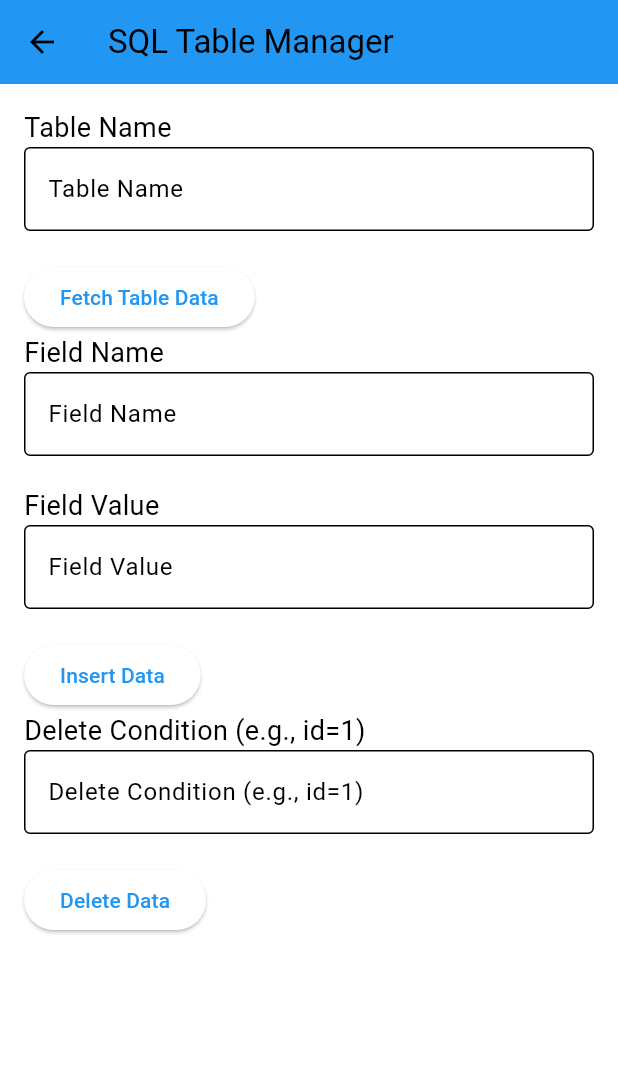
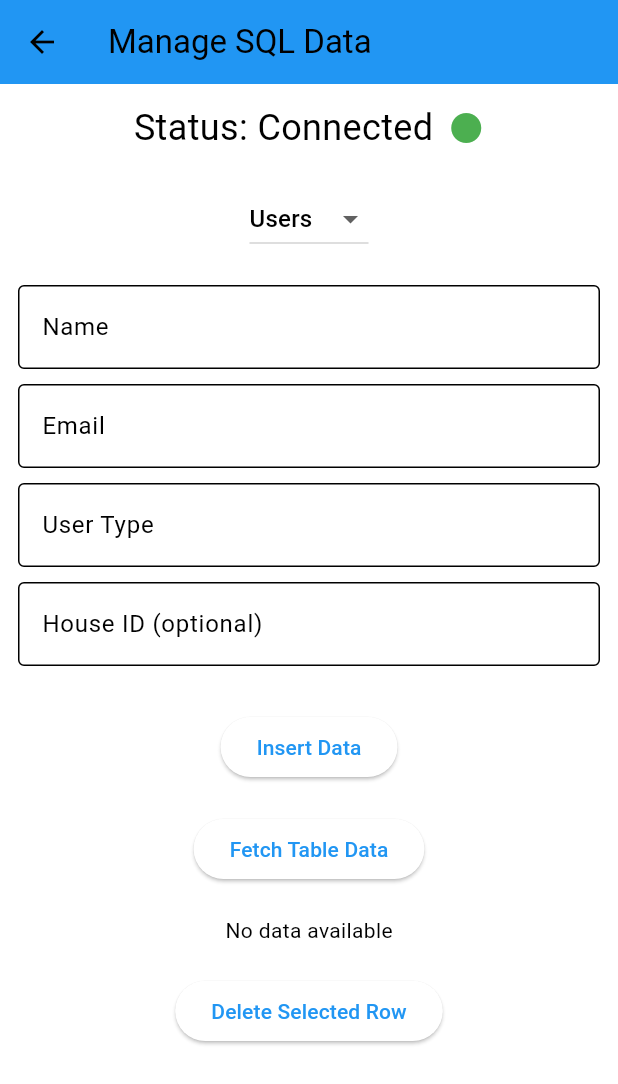
Before and after one commit to emoody0/indoor-locator, a Flutter app: the ManageSQLPage screen opened directly, on a phone screen of 412 x 824 dp. Shown: the top 1084 px of the screen. Run offline on Flutter 3.47's test engine with Material 3 defaults, Android fonts, the phone set to English and light mode, and no system bars; our stand-ins replace sqflite, sqflite_common_ffi; missing offline and left inert: mysql1; accounts and stored records are empty.

Commit message:
Getting rid of MQTT
Updated the database functionality further. About to integrate into current settings.

```diff
--- a/lib/server/database.dart
+++ b/lib/server/database.dart
@@ -5,6 +5,10 @@ import 'package:path/path.dart';
 
 // Import sqflite_common_ffi for non-mobile platforms
 import 'package:sqflite_common_ffi/sqflite_ffi.dart';
+
+
+// I don't think this file is being used AT ALL
+// Imma keep it for now though cause everything works :3
 
 class HomeAssistantDatabase {
   static final HomeAssistantDatabase _instance = HomeAssistantDatabase._internal();
--- a/lib/server/database_service.dart
+++ b/lib/server/database_service.dart
@@ -37,14 +37,11 @@ class DatabaseService {
     }
   }
 
-  /// Insert data into a table (Auto-generate UUID for 'id')
 static Future<void> insertData(String tableName, Map<String, dynamic> data) async {
   final conn = await MySqlConnection.connect(settings);
   try {
-      // Ensure 'id' is generated as a UUID
-      if (!data.containsKey('id')) {
-        data['id'] = await _generateUUID(conn);
-      }
+    // Remove 'id' from the insert data if it exists (handled by AUTO_INCREMENT)
+    data.remove('id');
 
     var fields = data.keys.join(', ');
     var placeholders = data.keys.map((_) => '?').join(', ');
@@ -59,6 +56,8 @@ class DatabaseService {
     await conn.close();
   }
 }
+
+
 
   /// Delete data from a table based on condition
   static Future<void> deleteData(String tableName, String condition) async {
--- a/lib/server/manage_sql_page.dart
+++ b/lib/server/manage_sql_page.dart
@@ -9,32 +9,60 @@ class ManageSQLPage extends StatefulWidget {
 }
 
 class _ManageSQLPageState extends State<ManageSQLPage> {
-  final TextEditingController _tableNameController = TextEditingController();
-  final TextEditingController _fieldNameController = TextEditingController();
-  final TextEditingController _fieldValueController = TextEditingController();
-  final TextEditingController _deleteConditionController = TextEditingController();
+  final TextEditingController _nameController = TextEditingController();
+  final TextEditingController _emailController = TextEditingController();
+  final TextEditingController _userTypeController = TextEditingController();
+  final TextEditingController _houseIdController = TextEditingController();
+  final TextEditingController _houseNameController = TextEditingController();
 
   List<Map<String, dynamic>> _tableData = [];
   bool _isLoading = false;
+  String _status = 'Disconnected';
+  bool _isConnected = false;
+  String _selectedTable = 'Users'; // Default table selection
+  String? _selectedDeleteId;
 
-  /// Fetch and update table data
+  @override
+  void initState() {
+    super.initState();
+    _checkDatabaseConnection();
+  }
+
+  /// Check database connection status
+  Future<void> _checkDatabaseConnection() async {
+    try {
+      await DatabaseService.testConnection();
+      setState(() {
+        _status = 'Connected';
+        _isConnected = true;
+      });
+    } catch (e) {
+      setState(() {
+        _status = 'Disconnected';
+        _isConnected = false;
+      });
+    }
+  }
+
 Future<void> _fetchTableData() async {
   setState(() {
     _isLoading = true;
     _tableData = [];
+    _selectedDeleteId = null;
   });
 
-    final tableName = _tableNameController.text.trim();
-    if (tableName.isEmpty) {
-      ScaffoldMessenger.of(context).showSnackBar(
-        const SnackBar(content: Text('Please enter a table name')),
-      );
-      setState(() => _isLoading = false);
-      return;
+  try {
+    final data = await DatabaseService.fetchData(_selectedTable);
+
+    // Convert house_id null values to display correctly
+    if (_selectedTable == 'Users') {
+      for (var user in data) {
+        if (user['house_id'] == null) {
+          user['house_id'] = 'No House';
+        }
+      }
     }
 
-    try {
-      final data = await DatabaseService.fetchData(tableName);
     setState(() {
       _tableData = data;
     });
@@ -45,21 +73,28 @@ class _ManageSQLPageState extends State<ManageSQLPage> {
   }
 }
 
-  /// Insert data into the specified table
-  Future<void> _insertTableData() async {
-    final tableName = _tableNameController.text.trim();
-    final fieldName = _fieldNameController.text.trim();
-    final fieldValue = _fieldValueController.text.trim();
 
-    if (tableName.isEmpty || fieldName.isEmpty || fieldValue.isEmpty) {
-      ScaffoldMessenger.of(context).showSnackBar(
-        const SnackBar(content: Text('Please fill in all fields')),
-      );
-      return;
+  /// Insert data into Users or Houses table
+  Future<void> _insertData() async {
+    Map<String, dynamic> data = {};
+
+    if (_selectedTable == 'Users') {
+      data = {
+        'name': _nameController.text.trim(),
+        'email': _emailController.text.trim(),
+        'userType': _userTypeController.text.trim(),
+        'house_id': _houseIdController.text.trim().isNotEmpty
+            ? int.parse(_houseIdController.text.trim())
+            : null,
+      };
+    } else if (_selectedTable == 'Houses') {
+      data = {
+        'name': _houseNameController.text.trim(),
+      };
     }
 
     try {
-      await DatabaseService.insertData(tableName, {fieldName: fieldValue});
+      await DatabaseService.insertData(_selectedTable, data);
       ScaffoldMessenger.of(context).showSnackBar(
         const SnackBar(content: Text('Data inserted successfully')),
       );
@@ -71,20 +106,17 @@ class _ManageSQLPageState extends State<ManageSQLPage> {
     }
   }
 
-  /// Delete data from the specified table
-  Future<void> _deleteTableData() async {
-    final tableName = _tableNameController.text.trim();
-    final deleteCondition = _deleteConditionController.text.trim();
-
-    if (tableName.isEmpty || deleteCondition.isEmpty) {
+  /// Delete selected row
+  Future<void> _deleteSelectedRow() async {
+    if (_selectedDeleteId == null) {
       ScaffoldMessenger.of(context).showSnackBar(
-        const SnackBar(content: Text('Please fill in the table name and condition')),
+        const SnackBar(content: Text('Please select a row to delete')),
       );
       return;
     }
 
     try {
-      await DatabaseService.deleteData(tableName, deleteCondition);
+      await DatabaseService.deleteData(_selectedTable, "id='$_selectedDeleteId'");
       ScaffoldMessenger.of(context).showSnackBar(
         const SnackBar(content: Text('Data deleted successfully')),
       );
@@ -100,62 +132,140 @@ class _ManageSQLPageState extends State<ManageSQLPage> {
   Widget build(BuildContext context) {
     return Scaffold(
       appBar: AppBar(
-        title: const Text('SQL Table Manager'),
+        title: const Text('Manage SQL Data'),
         backgroundColor: Colors.blue,
       ),
       body: SingleChildScrollView(
+        child: Center(
           child: Padding(
-          padding: const EdgeInsets.all(16.0),
+            padding: const EdgeInsets.all(12.0),
             child: Column(
-            crossAxisAlignment: CrossAxisAlignment.start,
-            children: [
-              _buildTextField(_tableNameController, 'Table Name'),
-              _buildButton('Fetch Table Data', _fetchTableData),
-              if (_isLoading) const Center(child: CircularProgressIndicator()),
-              if (_tableData.isNotEmpty) _buildDataTable(),
-
-              _buildTextField(_fieldNameController, 'Field Name'),
-              _buildTextField(_fieldValueController, 'Field Value'),
-              _buildButton('Insert Data', _insertTableData),
-
-              _buildTextField(_deleteConditionController, 'Delete Condition (e.g., id=1)'),
-              _buildButton('Delete Data', _deleteTableData),
+              mainAxisAlignment: MainAxisAlignment.center,
+              children: <Widget>[
+                _buildConnectionIndicator(),
+                const SizedBox(height: 20),
+                _buildDropdownMenu(),
+                const SizedBox(height: 20),
+                _buildInputFields(),
+                const SizedBox(height: 20),
+                ElevatedButton(
+                  onPressed: _insertData,
+                  child: const Text('Insert Data'),
+                ),
+                const SizedBox(height: 20),
+                ElevatedButton(
+                  onPressed: _fetchTableData,
+                  child: const Text('Fetch Table Data'),
+                ),
+                const SizedBox(height: 20),
+                _buildDataTable(),
+                const SizedBox(height: 20),
+                _buildDeleteSection(),
               ],
+            ),
           ),
         ),
       ),
     );
   }
 
-  Widget _buildTextField(TextEditingController controller, String label) {
-    return Column(
-      crossAxisAlignment: CrossAxisAlignment.start,
+  /// Build connection status indicator
+  Widget _buildConnectionIndicator() {
+    return Row(
+      mainAxisAlignment: MainAxisAlignment.center,
       children: [
-        Text(label, style: const TextStyle(fontSize: 18)),
-        TextField(
-          controller: controller,
-          decoration: InputDecoration(border: OutlineInputBorder(), labelText: label),
-        ),
-        const SizedBox(height: 20),
+        const Text('Status: ', style: TextStyle(fontSize: 24)),
+        Text(_status, style: const TextStyle(fontSize: 24)),
+        const SizedBox(width: 10),
+        Icon(Icons.circle, color: _isConnected ? Colors.green : Colors.red, size: 24),
       ],
     );
   }
 
-  Widget _buildButton(String text, VoidCallback onPressed) {
-    return ElevatedButton(onPressed: onPressed, child: Text(text));
+  /// Dropdown menu for selecting Users or Houses table
+  Widget _buildDropdownMenu() {
+    return DropdownButton<String>(
+      value: _selectedTable,
+      items: <String>['Users', 'Houses'].map<DropdownMenuItem<String>>((String value) {
+        return DropdownMenuItem<String>(
+          value: value,
+          child: Text(value),
+        );
+      }).toList(),
+      onChanged: (String? newValue) {
+        setState(() {
+          _selectedTable = newValue!;
+          _fetchTableData();
+        });
+      },
+    );
   }
 
+  /// Input fields for data insertion
+  Widget _buildInputFields() {
+    return Column(
+      children: [
+        if (_selectedTable == 'Users') ...[
+          _buildTextField(_nameController, 'Name'),
+          _buildTextField(_emailController, 'Email'),
+          _buildTextField(_userTypeController, 'User Type'),
+          _buildTextField(_houseIdController, 'House ID (optional)', isNumber: true),
+        ],
+        if (_selectedTable == 'Houses') ...[
+          _buildTextField(_houseNameController, 'House Name'),
+        ],
+      ],
+    );
+  }
+
+  /// Data table display with delete selection
   Widget _buildDataTable() {
-    return SingleChildScrollView(
+    if (_tableData.isEmpty) {
+      return const Text('No data available');
+    }
+    return Column(
+      children: [
+        SingleChildScrollView(
           scrollDirection: Axis.horizontal,
           child: DataTable(
             columns: _tableData.first.keys.map((key) => DataColumn(label: Text(key))).toList(),
             rows: _tableData.map(
               (row) => DataRow(
+                selected: _selectedDeleteId == row['id'].toString(),
+                onSelectChanged: (isSelected) {
+                  setState(() {
+                    _selectedDeleteId = isSelected! ? row['id'].toString() : null;
+                  });
+                },
                 cells: row.values.map((value) => DataCell(Text(value.toString()))).toList(),
               ),
             ).toList(),
           ),
+        ),
+      ],
+    );
+  }
+
+  /// Delete button
+  Widget _buildDeleteSection() {
+    return ElevatedButton(
+      onPressed: _deleteSelectedRow,
+      child: const Text('Delete Selected Row'),
+    );
+  }
+
+  /// Helper for building text fields
+  Widget _buildTextField(TextEditingController controller, String label, {bool isNumber = false}) {
+    return Column(
+      crossAxisAlignment: CrossAxisAlignment.start,
+      children: [
+        TextField(
+          controller: controller,
+          decoration: InputDecoration(labelText: label, border: OutlineInputBorder()),
+          keyboardType: isNumber ? TextInputType.number : TextInputType.text,
+        ),
+        const SizedBox(height: 10),
+      ],
     );
   }
 }
```
Also changed, not shown: lib/admin.dart (+0 -13 lines), lib/server/mqtt.dart (deleted, +0 -342 lines), pubspec.lock. Lines whose indentation alone changed are shown as unchanged.
